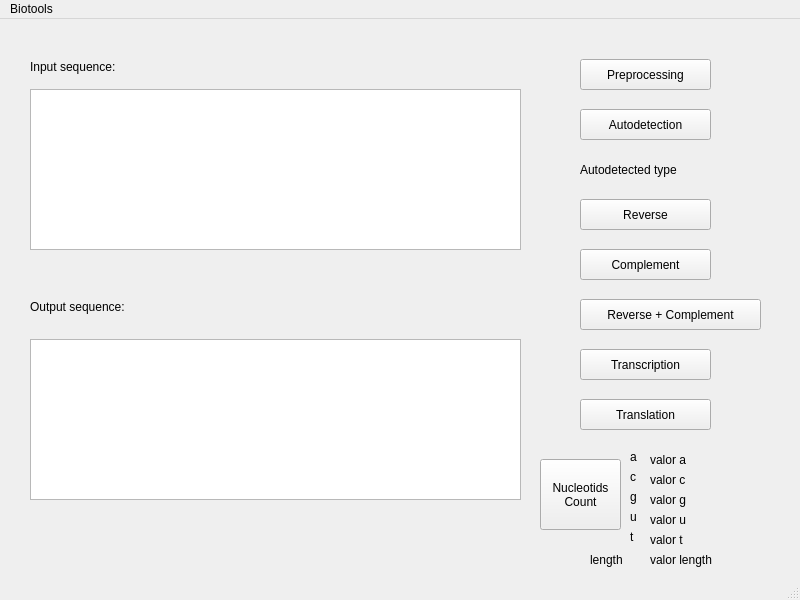
ferrithemaker/biotools, file ui_biotools.ui: the form before one commit.
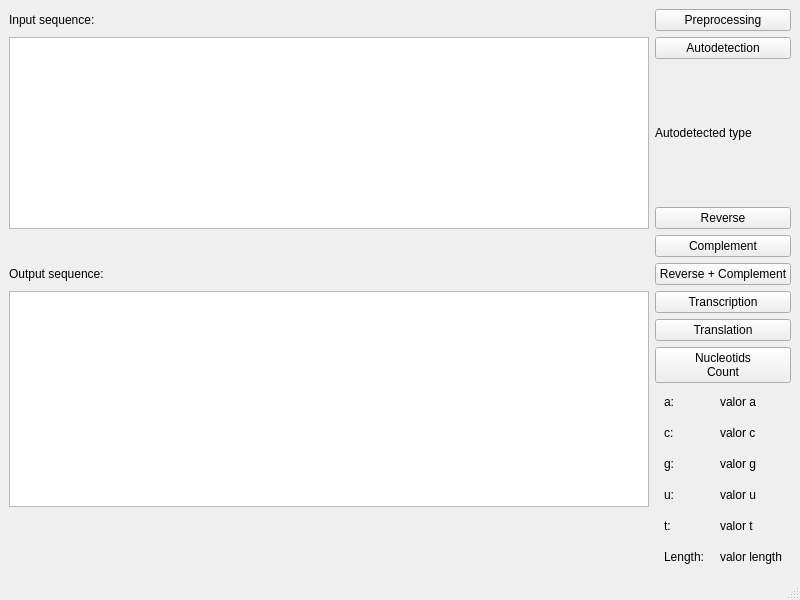
The form after the commit.

Commit message: sequence class

```diff
--- a/ui_biotools.ui
+++ b/ui_biotools.ui
@@ -14,326 +14,176 @@
    <string>MainWindow</string>
   </property>
   <widget class="QWidget" name="centralwidget">
-   <widget class="QTextEdit" name="input_sequence">
-    <property name="geometry">
-     <rect>
-      <x>30</x>
-      <y>70</y>
-      <width>491</width>
-      <height>161</height>
-     </rect>
-    </property>
-   </widget>
-   <widget class="QLabel" name="IS_label">
-    <property name="geometry">
-     <rect>
-      <x>30</x>
-      <y>40</y>
-      <width>121</width>
-      <height>16</height>
-     </rect>
-    </property>
+   <layout class="QGridLayout" name="gridLayout">
+    <item row="14" column="2" colspan="2">
+     <widget class="QLabel" name="t_label">
+      <property name="text">
+       <string>t:</string>
+      </property>
+     </widget>
+    </item>
+    <item row="2" column="1" colspan="5">
+     <widget class="QLabel" name="autodetection_label">
+      <property name="text">
+       <string>Autodetected type</string>
+      </property>
+     </widget>
+    </item>
+    <item row="12" column="2">
+     <widget class="QLabel" name="u_label">
     <property name="text">
-     <string>Input sequence:</string>
-    </property>
-   </widget>
-   <widget class="QTextEdit" name="output_sequence">
-    <property name="geometry">
-     <rect>
-      <x>30</x>
-      <y>320</y>
-      <width>491</width>
-      <height>161</height>
-     </rect>
-    </property>
-   </widget>
+       <string>u:</string>
+      </property>
+     </widget>
+    </item>
+    <item row="9" column="2" colspan="2">
+     <widget class="QLabel" name="a_label">
+      <property name="text">
+       <string>a:</string>
+      </property>
+     </widget>
+    </item>
+    <item row="11" column="4">
+     <widget class="QLabel" name="g_count">
+      <property name="text">
+       <string>valor g</string>
+      </property>
+     </widget>
+    </item>
+    <item row="14" column="4">
+     <widget class="QLabel" name="t_count">
+      <property name="text">
+       <string>valor t</string>
+      </property>
+     </widget>
+    </item>
+    <item row="10" column="2" colspan="2">
+     <widget class="QLabel" name="c_label">
+      <property name="text">
+       <string>c:</string>
+      </property>
+     </widget>
+    </item>
+    <item row="16" column="2">
+     <widget class="QLabel" name="length_label">
+      <property name="text">
+       <string>Length:</string>
+      </property>
+     </widget>
+    </item>
+    <item row="5" column="0">
    <widget class="QLabel" name="OS_label">
-    <property name="geometry">
-     <rect>
-      <x>30</x>
-      <y>280</y>
-      <width>121</width>
-      <height>16</height>
-     </rect>
-    </property>
     <property name="text">
      <string>Output sequence:</string>
     </property>
    </widget>
+    </item>
+    <item row="1" column="0" rowspan="3">
+     <widget class="QTextEdit" name="input_sequence"/>
+    </item>
+    <item row="0" column="1" colspan="5">
    <widget class="QPushButton" name="preprocessingButton">
-    <property name="geometry">
-     <rect>
-      <x>580</x>
-      <y>40</y>
-      <width>131</width>
-      <height>31</height>
-     </rect>
-    </property>
     <property name="text">
      <string>Preprocessing</string>
     </property>
    </widget>
-   <widget class="QPushButton" name="autodetectionButton">
-    <property name="geometry">
-     <rect>
-      <x>580</x>
-      <y>90</y>
-      <width>131</width>
-      <height>31</height>
-     </rect>
-    </property>
+    </item>
+    <item row="9" column="4">
+     <widget class="QLabel" name="a_count">
     <property name="text">
-     <string>Autodetection</string>
-    </property>
-   </widget>
-   <widget class="QLabel" name="autodetection_label">
-    <property name="geometry">
-     <rect>
-      <x>580</x>
-      <y>140</y>
-      <width>141</width>
-      <height>21</height>
-     </rect>
-    </property>
-    <property name="text">
-     <string>Autodetected type</string>
-    </property>
-   </widget>
+       <string>valor a</string>
+      </property>
+     </widget>
+    </item>
+    <item row="3" column="1" colspan="5">
    <widget class="QPushButton" name="reverseButton">
-    <property name="geometry">
-     <rect>
-      <x>580</x>
-      <y>180</y>
-      <width>131</width>
-      <height>31</height>
-     </rect>
-    </property>
     <property name="text">
      <string>Reverse</string>
     </property>
    </widget>
+    </item>
+    <item row="4" column="1" colspan="5">
    <widget class="QPushButton" name="complementButton">
-    <property name="geometry">
-     <rect>
-      <x>580</x>
-      <y>230</y>
-      <width>131</width>
-      <height>31</height>
-     </rect>
-    </property>
     <property name="text">
      <string>Complement</string>
     </property>
    </widget>
-   <widget class="QPushButton" name="RCButton">
-    <property name="geometry">
-     <rect>
-      <x>580</x>
-      <y>280</y>
-      <width>181</width>
-      <height>31</height>
-     </rect>
-    </property>
-    <property name="text">
-     <string>Reverse + Complement</string>
-    </property>
-   </widget>
+    </item>
+    <item row="6" column="1" colspan="5">
    <widget class="QPushButton" name="transcriptionButton">
-    <property name="geometry">
-     <rect>
-      <x>580</x>
-      <y>330</y>
-      <width>131</width>
-      <height>31</height>
-     </rect>
-    </property>
     <property name="text">
      <string>Transcription</string>
     </property>
    </widget>
+    </item>
+    <item row="0" column="0">
+     <widget class="QLabel" name="IS_label">
+      <property name="text">
+       <string>Input sequence:</string>
+      </property>
+     </widget>
+    </item>
+    <item row="7" column="1" colspan="5">
    <widget class="QPushButton" name="translationButton">
-    <property name="geometry">
-     <rect>
-      <x>580</x>
-      <y>380</y>
-      <width>131</width>
-      <height>31</height>
-     </rect>
-    </property>
     <property name="text">
      <string>Translation</string>
     </property>
    </widget>
-   <widget class="QPushButton" name="countButton">
-    <property name="geometry">
-     <rect>
-      <x>540</x>
-      <y>440</y>
-      <width>81</width>
-      <height>71</height>
-     </rect>
-    </property>
-    <property name="text">
-     <string>Nucleotids 
-Count</string>
-    </property>
-   </widget>
-   <widget class="QLabel" name="a_label">
-    <property name="geometry">
-     <rect>
-      <x>630</x>
-      <y>430</y>
-      <width>16</width>
-      <height>16</height>
-     </rect>
-    </property>
-    <property name="text">
-     <string>a</string>
-    </property>
-   </widget>
-   <widget class="QLabel" name="c_label">
-    <property name="geometry">
-     <rect>
-      <x>630</x>
-      <y>450</y>
-      <width>16</width>
-      <height>16</height>
-     </rect>
-    </property>
-    <property name="text">
-     <string>c</string>
-    </property>
-   </widget>
+    </item>
+    <item row="6" column="0" rowspan="7">
+     <widget class="QTextEdit" name="output_sequence"/>
+    </item>
+    <item row="11" column="2">
    <widget class="QLabel" name="g_label">
-    <property name="geometry">
-     <rect>
-      <x>630</x>
-      <y>470</y>
-      <width>16</width>
-      <height>16</height>
-     </rect>
-    </property>
     <property name="text">
-     <string>g</string>
-    </property>
-   </widget>
-   <widget class="QLabel" name="u_label">
-    <property name="geometry">
-     <rect>
-      <x>630</x>
-      <y>490</y>
-      <width>16</width>
-      <height>16</height>
-     </rect>
-    </property>
-    <property name="text">
-     <string>u</string>
-    </property>
-   </widget>
-   <widget class="QLabel" name="t_label">
-    <property name="geometry">
-     <rect>
-      <x>630</x>
-      <y>510</y>
-      <width>16</width>
-      <height>16</height>
-     </rect>
-    </property>
-    <property name="text">
-     <string>t</string>
-    </property>
-   </widget>
-   <widget class="QLabel" name="a_count">
-    <property name="geometry">
-     <rect>
-      <x>650</x>
-      <y>430</y>
-      <width>51</width>
-      <height>21</height>
-     </rect>
-    </property>
-    <property name="text">
-     <string>valor a</string>
-    </property>
-   </widget>
-   <widget class="QLabel" name="c_count">
-    <property name="geometry">
-     <rect>
-      <x>650</x>
-      <y>450</y>
-      <width>51</width>
-      <height>21</height>
-     </rect>
-    </property>
-    <property name="text">
-     <string>valor c</string>
-    </property>
-   </widget>
-   <widget class="QLabel" name="g_count">
-    <property name="geometry">
-     <rect>
-      <x>650</x>
-      <y>470</y>
-      <width>51</width>
-      <height>21</height>
-     </rect>
-    </property>
-    <property name="text">
-     <string>valor g</string>
-    </property>
-   </widget>
+       <string>g:</string>
+      </property>
+     </widget>
+    </item>
+    <item row="12" column="4">
    <widget class="QLabel" name="u_count">
-    <property name="geometry">
-     <rect>
-      <x>650</x>
-      <y>490</y>
-      <width>51</width>
-      <height>21</height>
-     </rect>
-    </property>
     <property name="text">
      <string>valor u</string>
     </property>
    </widget>
-   <widget class="QLabel" name="t_count">
-    <property name="geometry">
-     <rect>
-      <x>650</x>
-      <y>510</y>
-      <width>51</width>
-      <height>21</height>
-     </rect>
-    </property>
+    </item>
+    <item row="1" column="1" colspan="5">
+     <widget class="QPushButton" name="autodetectionButton">
     <property name="text">
-     <string>valor t</string>
-    </property>
-   </widget>
-   <widget class="QLabel" name="length_label">
-    <property name="geometry">
-     <rect>
-      <x>590</x>
-      <y>530</y>
-      <width>61</width>
-      <height>21</height>
-     </rect>
-    </property>
+       <string>Autodetection</string>
+      </property>
+     </widget>
+    </item>
+    <item row="5" column="1" colspan="5">
+     <widget class="QPushButton" name="revCompButton">
     <property name="text">
-     <string>length</string>
-    </property>
-   </widget>
+       <string>Reverse + Complement</string>
+      </property>
+     </widget>
+    </item>
+    <item row="16" column="4">
    <widget class="QLabel" name="count_length">
-    <property name="geometry">
-     <rect>
-      <x>650</x>
-      <y>530</y>
-      <width>91</width>
-      <height>21</height>
-     </rect>
-    </property>
     <property name="text">
      <string>valor length</string>
     </property>
    </widget>
+    </item>
+    <item row="10" column="4">
+     <widget class="QLabel" name="c_count">
+      <property name="text">
+       <string>valor c</string>
+      </property>
+     </widget>
+    </item>
+    <item row="8" column="1" colspan="5">
+     <widget class="QPushButton" name="countButton">
+      <property name="text">
+       <string>Nucleotids 
+Count</string>
+      </property>
+     </widget>
+    </item>
+   </layout>
   </widget>
   <widget class="QMenuBar" name="menubar">
    <property name="geometry">
@@ -344,16 +194,6 @@
      <height>22</height>
     </rect>
    </property>
-   <widget class="QMenu" name="menuBiotools">
-    <property name="title">
-     <string>Biotools</string>
-    </property>
-    <addaction name="separator"/>
-    <addaction name="separator"/>
-    <addaction name="actionInformation"/>
-    <addaction name="actionExit"/>
-   </widget>
-   <addaction name="menuBiotools"/>
   </widget>
   <widget class="QStatusBar" name="statusbar"/>
   <action name="actionExit">
```
Lines whose indentation alone changed are shown as unchanged. The commit also changes 3 other files.
